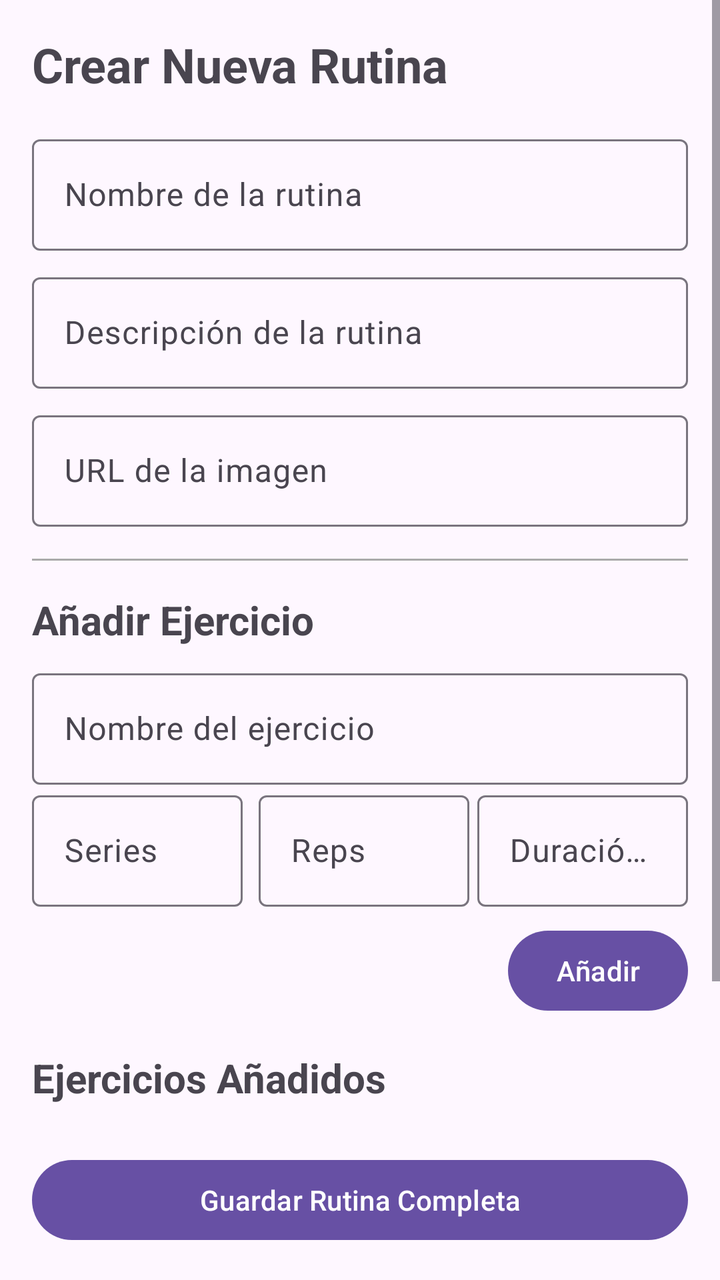
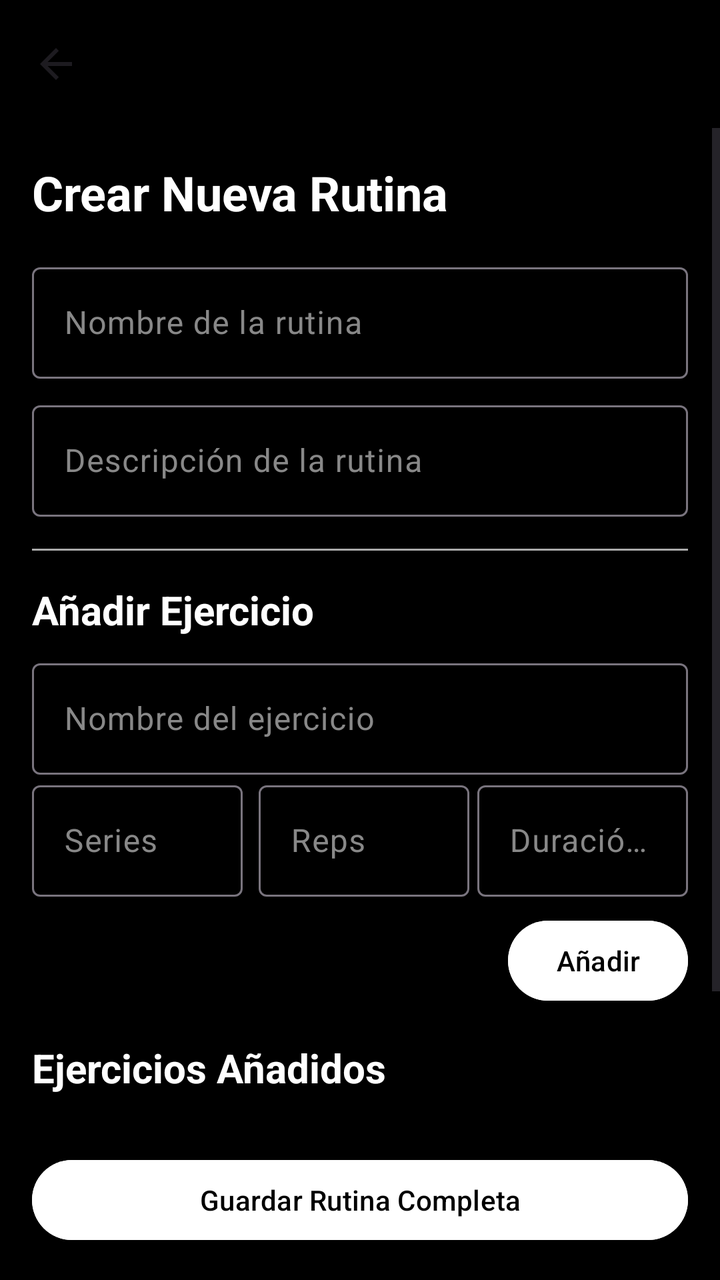

The first picture is an Android layout as it rendered before a commit; the second is the same layout after the commit. The layout source and the unified diff follow.
<!-- AndroidManifest.xml: application theme Theme.ListaAppKotlin -->
<!-- res/layout/activity_add_rutina.xml -->
<?xml version="1.0" encoding="utf-8"?>
<androidx.constraintlayout.widget.ConstraintLayout xmlns:android="http://schemas.android.com/apk/res/android"
    xmlns:app="http://schemas.android.com/apk/res-auto"
    xmlns:tools="http://schemas.android.com/tools"
    android:id="@+id/main"
    android:layout_width="match_parent"
    android:layout_height="match_parent"
    tools:context=".pantallas.AddRutina">

    <ScrollView
        android:layout_width="match_parent"
        android:layout_height="0dp"
        app:layout_constraintTop_toTopOf="parent"
        app:layout_constraintBottom_toTopOf="@id/btnGuardarRutina"
        app:layout_constraintStart_toStartOf="parent"
        app:layout_constraintEnd_toEndOf="parent"
        >

        <LinearLayout
            android:layout_width="match_parent"
            android:layout_height="wrap_content"
            android:orientation="vertical"
            android:padding="16dp">

            <TextView
                android:layout_width="wrap_content"
                android:layout_height="wrap_content"
                android:text="Crear Nueva Rutina"
                android:textSize="24sp"
                android:textStyle="bold" />

            <com.google.android.material.textfield.TextInputLayout
                android:layout_width="match_parent"
                android:layout_height="wrap_content"
                android:layout_marginTop="16dp">

                <com.google.android.material.textfield.TextInputEditText
                    android:id="@+id/edtNombreRutina"
                    android:layout_width="match_parent"
                    android:layout_height="wrap_content"
                    android:hint="Nombre de la rutina" />
            </com.google.android.material.textfield.TextInputLayout>

            <com.google.android.material.textfield.TextInputLayout
                android:id="@+id/tilDescripcionRutina"
                android:layout_width="match_parent"
                android:layout_height="wrap_content"
                android:layout_marginTop="8dp">

                <com.google.android.material.textfield.TextInputEditText
                    android:id="@+id/edtDescripcionRutina"
                    android:layout_width="match_parent"
                    android:layout_height="wrap_content"
                    android:hint="Descripción de la rutina" />
            </com.google.android.material.textfield.TextInputLayout>

             <com.google.android.material.textfield.TextInputLayout
                android:id="@+id/tilPhotoUrl"
                android:layout_width="match_parent"
                android:layout_height="wrap_content"
                android:layout_marginTop="8dp">

                <com.google.android.material.textfield.TextInputEditText
                    android:id="@+id/edtPhotoUrl"
                    android:layout_width="match_parent"
                    android:layout_height="wrap_content"
                    android:hint="URL de la imagen" />
            </com.google.android.material.textfield.TextInputLayout>

            <View
                android:layout_width="match_parent"
                android:layout_height="1dp"
                android:background="@android:color/darker_gray"
                android:layout_marginTop="16dp"
                android:layout_marginBottom="16dp"/>

            <TextView
                android:layout_width="wrap_content"
                android:layout_height="wrap_content"
                android:text="Añadir Ejercicio"
                android:textSize="20sp"
                android:textStyle="bold"/>

            <com.google.android.material.textfield.TextInputLayout
                android:layout_width="match_parent"
                android:layout_height="wrap_content"
                android:layout_marginTop="8dp">

                <com.google.android.material.textfield.TextInputEditText
                    android:id="@+id/edtNombreEjercicio"
                    android:layout_width="match_parent"
                    android:layout_height="wrap_content"
                    android:hint="Nombre del ejercicio" />
            </com.google.android.material.textfield.TextInputLayout>

            <LinearLayout
                android:layout_width="match_parent"
                android:layout_height="wrap_content"
                android:orientation="horizontal">

                <com.google.android.material.textfield.TextInputLayout
                    android:layout_width="0dp"
                    android:layout_weight="1"
                    android:layout_height="wrap_content"
                    android:layout_marginEnd="4dp">
                    <com.google.android.material.textfield.TextInputEditText
                        android:id="@+id/edtSeries"
                        android:layout_width="match_parent"
                        android:layout_height="wrap_content"
                        android:hint="Series"
                        android:inputType="number"/>
                </com.google.android.material.textfield.TextInputLayout>

                <com.google.android.material.textfield.TextInputLayout
                    android:layout_width="0dp"
                    android:layout_weight="1"
                    android:layout_height="wrap_content"
                    android:layout_marginStart="4dp">
                    <com.google.android.material.textfield.TextInputEditText
                        android:id="@+id/edtRepeticiones"
                        android:layout_width="match_parent"
                        android:layout_height="wrap_content"
                        android:hint="Reps"
                        android:inputType="number"/>
                </com.google.android.material.textfield.TextInputLayout>
                 <com.google.android.material.textfield.TextInputLayout
                    android:layout_width="0dp"
                    android:layout_weight="1"
                    android:layout_height="wrap_content"
                    android:layout_marginStart="4dp">
                    <com.google.android.material.textfield.TextInputEditText
                        android:id="@+id/edtDuracion"
                        android:layout_width="match_parent"
                        android:layout_height="wrap_content"
                        android:hint="Duración (min)"
                        android:inputType="number"/>
                </com.google.android.material.textfield.TextInputLayout>
            </LinearLayout>

            <Button
                android:id="@+id/btnAnadirEjercicio"
                android:layout_width="wrap_content"
                android:layout_height="wrap_content"
                android:layout_gravity="end"
                android:text="Añadir"
                android:layout_marginTop="8dp"/>

            <TextView
                android:id="@+id/tvEjerciciosAnadidos"
                android:layout_width="wrap_content"
                android:layout_height="wrap_content"
                android:text="Ejercicios Añadidos"
                android:textSize="20sp"
                android:textStyle="bold"
                android:layout_marginTop="16dp"/>

            <androidx.recyclerview.widget.RecyclerView
                android:id="@+id/rvEjercicios"
                android:layout_width="match_parent"
                android:layout_height="wrap_content"
                android:layout_marginTop="8dp"
                android:minHeight="100dp"
                tools:listitem="@layout/item_ejercicio"/>

        </LinearLayout>
    </ScrollView>

    <Button
        android:id="@+id/btnGuardarRutina"
        android:layout_width="match_parent"
        android:layout_height="wrap_content"
        android:text="Guardar Rutina Completa"
        app:layout_constraintBottom_toBottomOf="parent"
        app:layout_constraintStart_toStartOf="parent"
        app:layout_constraintEnd_toEndOf="parent"
        android:layout_margin="16dp"/>

</androidx.constraintlayout.widget.ConstraintLayout>
<!-- res/layout/item_ejercicio.xml (included above) -->
<?xml version="1.0" encoding="utf-8"?>
<LinearLayout xmlns:android="http://schemas.android.com/apk/res/android"
    android:id="@+id/contenedorEjercicios"
    android:orientation="vertical"
    android:padding="10dp"
    android:layout_width="match_parent"
    android:layout_height="wrap_content"
    android:background="#EEEEEE"
    android:layout_marginTop="10dp">

    <EditText
        android:id="@+id/edtNombreEjercicio"
        android:layout_width="match_parent"
        android:layout_height="wrap_content"
        android:hint="Nombre del ejercicio (obligatorio)" />

    <EditText
        android:id="@+id/edtSeries"
        android:layout_width="match_parent"
        android:layout_height="wrap_content"
        android:hint="Series (opcional)"
        android:inputType="number" />

    <EditText
        android:id="@+id/edtRepeticiones"
        android:layout_width="match_parent"
        android:layout_height="wrap_content"
        android:hint="Repeticiones (opcional)"
        android:inputType="number" />

    <EditText
        android:id="@+id/edtDuracion"
        android:layout_width="match_parent"
        android:layout_height="wrap_content"
        android:hint="Duración en segundos (opcional)"
        android:inputType="number" />

    <Button
        android:id="@+id/btnGuardarEjercicio"
        android:layout_width="wrap_content"
        android:layout_height="wrap_content"
        android:text="Guardar ejercicio"
        android:layout_marginTop="8dp"/>
</LinearLayout>
<!-- resources referenced by this layout -->
<resources>
  <style name="Theme.ListaAppKotlin" parent="Base.Theme.ListaAppKotlin" />
  <style name="Base.Theme.ListaAppKotlin" parent="Theme.Material3.DayNight.NoActionBar">
          
          
      </style>
</resources>

<!-- the commit's change to res/layout/activity_add_rutina.xml (unified diff, before → after) -->
@@ -5,12 +5,27 @@
     android:id="@+id/main"
     android:layout_width="match_parent"
     android:layout_height="match_parent"
+    android:background="@color/black"
     tools:context=".pantallas.AddRutina">
 
+    <androidx.appcompat.widget.Toolbar
+        android:id="@+id/toolbarAddRutina"
+        android:layout_width="0dp"
+        android:layout_height="?attr/actionBarSize"
+        android:background="@color/black"
+        app:titleTextColor="@color/white"
+        app:navigationIcon="@drawable/abc_ic_ab_back_material"
+        app:layout_constraintTop_toTopOf="parent"
+        app:layout_constraintStart_toStartOf="parent"
+        app:layout_constraintEnd_toEndOf="parent"
+        android:theme="@style/ThemeOverlay.AppCompat.ActionBar"
+        app:popupTheme="@style/ThemeOverlay.AppCompat.Light"
+        />
+
     <ScrollView
         android:layout_width="match_parent"
         android:layout_height="0dp"
-        app:layout_constraintTop_toTopOf="parent"
+        app:layout_constraintTop_toBottomOf="@id/toolbarAddRutina"
         app:layout_constraintBottom_toTopOf="@id/btnGuardarRutina"
         app:layout_constraintStart_toStartOf="parent"
         app:layout_constraintEnd_toEndOf="parent"
@@ -25,46 +40,44 @@
             <TextView
                 android:layout_width="wrap_content"
                 android:layout_height="wrap_content"
-                android:text="Crear Nueva Rutina"
+                android:text="@string/create_rutine"
                 android:textSize="24sp"
-                android:textStyle="bold" />
+                android:textStyle="bold"
+                android:textColor="@color/white" />
 
             <com.google.android.material.textfield.TextInputLayout
                 android:layout_width="match_parent"
                 android:layout_height="wrap_content"
-                android:layout_marginTop="16dp">
+                android:layout_marginTop="16dp"
+                app:hintTextColor="@color/dark_gray"
+                android:textColorHint="@color/dark_gray">
 
                 <com.google.android.material.textfield.TextInputEditText
                     android:id="@+id/edtNombreRutina"
                     android:layout_width="match_parent"
                     android:layout_height="wrap_content"
-                    android:hint="Nombre de la rutina" />
+                    android:hint="Nombre de la rutina"
+                    android:textColor="@color/white"
+                    android:textColorHighlight="@color/dark_gray"
+                    android:textColorLink="@color/dark_gray"/>
             </com.google.android.material.textfield.TextInputLayout>
 
             <com.google.android.material.textfield.TextInputLayout
                 android:id="@+id/tilDescripcionRutina"
                 android:layout_width="match_parent"
                 android:layout_height="wrap_content"
-                android:layout_marginTop="8dp">
+                android:layout_marginTop="8dp"
+                app:hintTextColor="@color/dark_gray"
+                android:textColorHint="@color/dark_gray">
 
                 <com.google.android.material.textfield.TextInputEditText
                     android:id="@+id/edtDescripcionRutina"
                     android:layout_width="match_parent"
                     android:layout_height="wrap_content"
-                    android:hint="Descripción de la rutina" />
-            </com.google.android.material.textfield.TextInputLayout>
-
-             <com.google.android.material.textfield.TextInputLayout
-                android:id="@+id/tilPhotoUrl"
-                android:layout_width="match_parent"
-                android:layout_height="wrap_content"
-                android:layout_marginTop="8dp">
-
-                <com.google.android.material.textfield.TextInputEditText
-                    android:id="@+id/edtPhotoUrl"
-                    android:layout_width="match_parent"
-                    android:layout_height="wrap_content"
-                    android:hint="URL de la imagen" />
+                    android:hint="Descripción de la rutina"
+                    android:textColor="@color/white"
+                    android:textColorHighlight="@color/dark_gray"
+                    android:textColorLink="@color/dark_gray"/>
             </com.google.android.material.textfield.TextInputLayout>
 
             <View
@@ -77,20 +90,26 @@
             <TextView
                 android:layout_width="wrap_content"
                 android:layout_height="wrap_content"
-                android:text="Añadir Ejercicio"
+                android:text="@string/add_ejercicio"
                 android:textSize="20sp"
-                android:textStyle="bold"/>
+                android:textStyle="bold"
+                android:textColor="@color/white"/>
 
             <com.google.android.material.textfield.TextInputLayout
                 android:layout_width="match_parent"
                 android:layout_height="wrap_content"
-                android:layout_marginTop="8dp">
+                android:layout_marginTop="8dp"
+                app:hintTextColor="@color/dark_gray"
+                android:textColorHint="@color/dark_gray">
 
                 <com.google.android.material.textfield.TextInputEditText
                     android:id="@+id/edtNombreEjercicio"
                     android:layout_width="match_parent"
                     android:layout_height="wrap_content"
-                    android:hint="Nombre del ejercicio" />
+                    android:hint="Nombre del ejercicio"
+                    android:textColor="@color/white"
+                    android:textColorHighlight="@color/dark_gray"
+                    android:textColorLink="@color/dark_gray"/>
             </com.google.android.material.textfield.TextInputLayout>
 
             <LinearLayout
@@ -102,38 +121,53 @@
                     android:layout_width="0dp"
                     android:layout_weight="1"
                     android:layout_height="wrap_content"
-                    android:layout_marginEnd="4dp">
+                    android:layout_marginEnd="4dp"
+                    app:hintTextColor="@color/dark_gray"
+                    android:textColorHint="@color/dark_gray">
                     <com.google.android.material.textfield.TextInputEditText
                         android:id="@+id/edtSeries"
                         android:layout_width="match_parent"
                         android:layout_height="wrap_content"
                         android:hint="Series"
-                        android:inputType="number"/>
+                        android:inputType="number"
+                        android:textColor="@color/white"
+                        android:textColorHighlight="@color/dark_gray"
+                        android:textColorLink="@color/dark_gray"/>
                 </com.google.android.material.textfield.TextInputLayout>
 
                 <com.google.android.material.textfield.TextInputLayout
                     android:layout_width="0dp"
                     android:layout_weight="1"
                     android:layout_height="wrap_content"
-                    android:layout_marginStart="4dp">
+                    android:layout_marginStart="4dp"
+                    app:hintTextColor="@color/dark_gray"
+                    android:textColorHint="@color/dark_gray">
                     <com.google.android.material.textfield.TextInputEditText
                         android:id="@+id/edtRepeticiones"
                         android:layout_width="match_parent"
                         android:layout_height="wrap_content"
                         android:hint="Reps"
-                        android:inputType="number"/>
+                        android:inputType="number"
+                        android:textColor="@color/white"
+                        android:textColorHighlight="@color/dark_gray"
+                        android:textColorLink="@color/dark_gray"/>
                 </com.google.android.material.textfield.TextInputLayout>
                  <com.google.android.material.textfield.TextInputLayout
                     android:layout_width="0dp"
                     android:layout_weight="1"
                     android:layout_height="wrap_content"
-                    android:layout_marginStart="4dp">
+                    android:layout_marginStart="4dp"
+                    app:hintTextColor="@color/dark_gray"
+                    android:textColorHint="@color/dark_gray">
                     <com.google.android.material.textfield.TextInputEditText
                         android:id="@+id/edtDuracion"
                         android:layout_width="match_parent"
                         android:layout_height="wrap_content"
                         android:hint="Duración (min)"
-                        android:inputType="number"/>
+                        android:inputType="number"
+                        android:textColor="@color/white"
+                        android:textColorHighlight="@color/dark_gray"
+                        android:textColorLink="@color/dark_gray"/>
                 </com.google.android.material.textfield.TextInputLayout>
             </LinearLayout>
 
@@ -142,8 +176,10 @@
                 android:layout_width="wrap_content"
                 android:layout_height="wrap_content"
                 android:layout_gravity="end"
-                android:text="Añadir"
-                android:layout_marginTop="8dp"/>
+                android:text="@string/add"
+                android:layout_marginTop="8dp"
+                android:textColor="@color/black"
+                android:backgroundTint="@color/white"/>
 
             <TextView
                 android:id="@+id/tvEjerciciosAnadidos"
@@ -152,7 +188,8 @@
                 android:text="Ejercicios Añadidos"
                 android:textSize="20sp"
                 android:textStyle="bold"
-                android:layout_marginTop="16dp"/>
+                android:layout_marginTop="16dp"
+                android:textColor="@color/white"/>
 
             <androidx.recyclerview.widget.RecyclerView
                 android:id="@+id/rvEjercicios"
@@ -169,11 +206,13 @@
         android:id="@+id/btnGuardarRutina"
         android:layout_width="match_parent"
         android:layout_height="wrap_content"
-        android:text="Guardar Rutina Completa"
+        android:text="@string/save_rutina"
         app:layout_constraintBottom_toBottomOf="parent"
         app:layout_constraintStart_toStartOf="parent"
         app:layout_constraintEnd_toEndOf="parent"
-        android:layout_margin="16dp"/>
+        android:layout_margin="16dp"
+        android:textColor="@color/black"
+        android:backgroundTint="@color/white"/>
 
 </androidx.constraintlayout.widget.ConstraintLayout>
 <!-- res/layout/item_ejercicio.xml (included above) -->
<!-- resource entries referenced after the edit -->
@@ -1,5 +1,12 @@
 <!-- resources referenced by this layout -->
 <resources>
+  <color name="black">#FF000000</color>
+  <color name="dark_gray">#FF888888</color>
+  <color name="white">#FFFFFFFF</color>
+  <string name="add">Añadir</string>
+  <string name="add_ejercicio">Añadir Ejercicio</string>
+  <string name="create_rutine">Crear Nueva Rutina</string>
+  <string name="save_rutina">Guardar Rutina Completa</string>
   <style name="Theme.ListaAppKotlin" parent="Base.Theme.ListaAppKotlin" />
   <style name="Base.Theme.ListaAppKotlin" parent="Theme.Material3.DayNight.NoActionBar">
           
